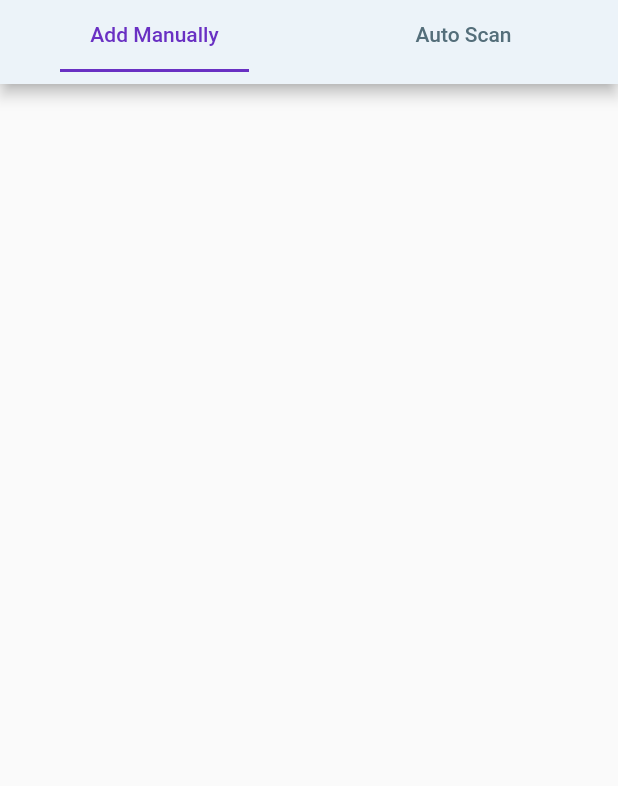
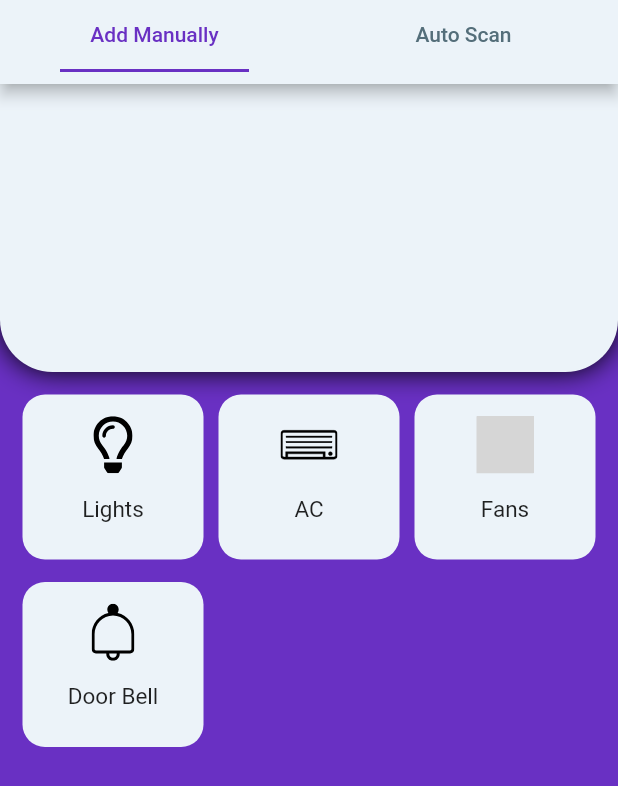
Before and after one commit to AmanDesai10/Smart-Home-App, a Flutter app: the AddDeviceScreen screen opened directly, on a phone screen of 412 x 824 dp. Shown: the top 786 px of the screen. Run offline on Flutter 3.47's test engine with Material 2 defaults, Android fonts, the phone set to English and light mode, and no system bars; our stand-ins replace connectivity_plus, curved_navigation_bar, flutter_svg, flutter_switch, form_field_validator, get and 3 more; missing offline and left inert: network_info_plus, open_settings; accounts and stored records are empty; grey boxes are pictures that could not be loaded.

Commit message:
Updated UI

```diff
--- a/lib/screens/MainScreens/AddDeviceScreen/add_device.dart
+++ b/lib/screens/MainScreens/AddDeviceScreen/add_device.dart
@@ -1,5 +1,6 @@
 import 'package:flutter/gestures.dart';
 import 'package:flutter/material.dart';
+import 'package:flutter_svg/flutter_svg.dart';
 import 'package:smart_home_app/config/palette.dart';
 
 class AddDeviceScreen extends StatefulWidget {
@@ -34,12 +35,125 @@ class _AddDeviceScreenState extends State<AddDeviceScreen> {
                   ],
                   indicatorColor: Color(0xff6930c3),
                   indicatorPadding: EdgeInsets.symmetric(horizontal: 40),
-                )
+                ),
               ],
             ),
           ),
+          body: TabBarView(children: [
+            Container(
+              color: Palette.homeBGColor,
+              child: Column(
+                mainAxisAlignment: MainAxisAlignment.center,
+                children: [
+                  Expanded(
+                    child: Container(
+                        width: double.infinity,
+                        height: double.infinity,
+                        decoration: BoxDecoration(
+                            boxShadow: [
+                              BoxShadow(blurRadius: 15),
+                            ],
+                            color: Palette.backgroundColor,
+                            borderRadius: BorderRadius.only(
+                              bottomRight: Radius.circular(35),
+                              bottomLeft: Radius.circular(35),
+                            ))),
+                  ),
+                  Expanded(
+                    flex: 3,
+                    child: Container(
+                      margin: EdgeInsets.only(bottom: 15),
+                      // color: Palette.homeBGColor,
+                      child: GridView(
+                        padding: EdgeInsets.all(15),
+                        gridDelegate:
+                            const SliverGridDelegateWithFixedCrossAxisCount(
+                          mainAxisSpacing: 15,
+                          crossAxisSpacing: 10,
+                          crossAxisCount: 3,
+                          childAspectRatio: 1.5,
+                          mainAxisExtent: 110.0,
+                        ),
+                        children: [
+                          DeviceType(
+                              deviceType: 'images/lightbulb.svg',
+                              deviceTypeName: 'Lights'),
+                          DeviceType(
+                              deviceType: 'images/AC.svg',
+                              deviceTypeName: 'AC'),
+                          DeviceType(
+                              deviceType: 'images/Fan_v2.svg',
+                              deviceTypeName: 'Fans'),
+                          DeviceType(
+                              deviceType: 'images/Bell.svg',
+                              deviceTypeName: 'Door Bell'),
+                        ],
+                      ),
+                    ),
+                  ),
+                ],
+              ),
+            ),
+            Icon(Icons.ac_unit)
+          ]),
         ),
       ),
     );
   }
 }
+
+class DeviceType extends StatelessWidget {
+  final String deviceType, deviceTypeName;
+
+  const DeviceType({
+    Key? key,
+    required this.deviceType,
+    required this.deviceTypeName,
+  }) : super(key: key);
+
+  @override
+  Widget build(BuildContext context) {
+    return GestureDetector(
+      onTap: () {
+        // Navigator.of(context).pushNamed('/signup');
+      },
+      child: Container(
+        // margin: EdgeInsets.all(10),
+        // height: 10,
+        // width: 200,
+        // margin: EdgeInsets.fromLTRB(25, 15, 25, 15),
+        // margin: EdgeInsets.fromLTRB(15, 10, 15, 5),
+
+        decoration: BoxDecoration(
+          color: Palette.backgroundColor,
+
+          borderRadius: BorderRadius.circular(15),
+          // border: Border.all(width: 2, color: Colors.grey.shade400),
+        ),
+        // height: 10,
+        // width: 50,
+        child: Column(
+          mainAxisAlignment: MainAxisAlignment.center,
+          children: [
+            Padding(
+              padding: EdgeInsets.only(top: 5),
+              child: SvgPicture.asset(
+                deviceType,
+                color: Colors.black,
+                height: 38,
+              ),
+            ),
+            Padding(
+              padding: const EdgeInsets.all(15.0),
+              child: Text(
+                deviceTypeName,
+                textAlign: TextAlign.center,
+                style: TextStyle(fontSize: 15),
+              ),
+            )
+          ],
+        ),
+      ),
+    );
+  }
+}
--- a/lib/screens/MainScreens/home_main.dart
+++ b/lib/screens/MainScreens/home_main.dart
@@ -29,7 +29,7 @@ class _HomeMainState extends State<HomeMain> {
       HomeScreen(
         name: widget.firstName,
       ),
-      AddDeviceScreenTrial(),
+      AddDeviceScreen(),
       ProfileScreen()
     ];
     return Scaffold(
```
